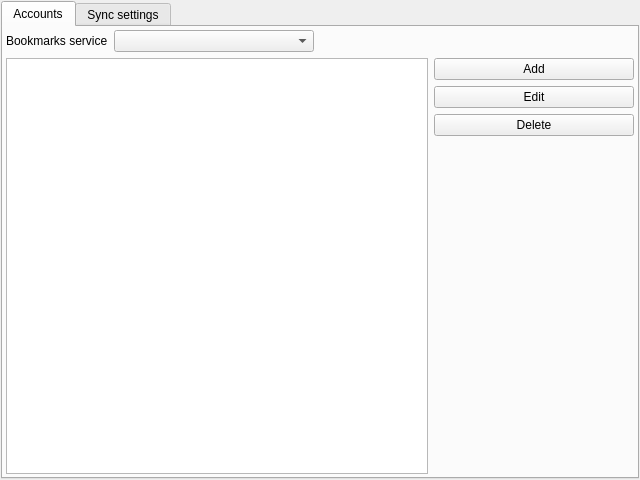
Qt form src/plugins/poshuku/plugins/onlinebookmarks/settings.ui (0xd34df00d/leechcraft) before a commit.
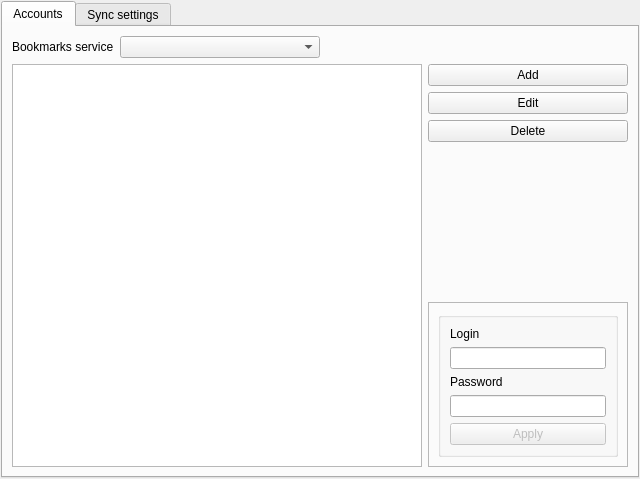
The same form after that commit.

Commit message: Onlinebookamrs: move login frame from code to Designer

```diff
--- a/src/plugins/poshuku/plugins/onlinebookmarks/settings.ui
+++ b/src/plugins/poshuku/plugins/onlinebookmarks/settings.ui
@@ -7,7 +7,7 @@
     <x>0</x>
     <y>0</y>
     <width>640</width>
-    <height>480</height>
+    <height>479</height>
    </rect>
   </property>
   <property name="windowTitle">
@@ -26,10 +26,7 @@
       <attribute name="title">
        <string>Accounts</string>
       </attribute>
-      <layout class="QGridLayout" name="gridLayout_2">
-       <property name="margin">
-        <number>3</number>
-       </property>
+      <layout class="QGridLayout" name="gridLayout_5">
        <item row="0" column="0">
         <layout class="QHBoxLayout" name="horizontalLayout_2">
          <item>
@@ -145,6 +142,67 @@
              </property>
             </spacer>
            </item>
+           <item>
+            <widget class="QFrame" name="LoginFrame_">
+             <property name="maximumSize">
+              <size>
+               <width>200</width>
+               <height>16777215</height>
+              </size>
+             </property>
+             <property name="frameShape">
+              <enum>QFrame::StyledPanel</enum>
+             </property>
+             <property name="frameShadow">
+              <enum>QFrame::Raised</enum>
+             </property>
+             <layout class="QGridLayout" name="gridLayout_2">
+              <item row="0" column="0">
+               <widget class="QGroupBox" name="AuthGroup_">
+                <property name="title">
+                 <string/>
+                </property>
+                <layout class="QGridLayout" name="gridLayout_4">
+                 <item row="0" column="0">
+                  <widget class="QLabel" name="label_2">
+                   <property name="text">
+                    <string>Login</string>
+                   </property>
+                  </widget>
+                 </item>
+                 <item row="1" column="0">
+                  <widget class="QLineEdit" name="Login_"/>
+                 </item>
+                 <item row="2" column="0">
+                  <widget class="QLabel" name="label_4">
+                   <property name="text">
+                    <string>Password</string>
+                   </property>
+                  </widget>
+                 </item>
+                 <item row="3" column="0">
+                  <widget class="QLineEdit" name="Password_">
+                   <property name="echoMode">
+                    <enum>QLineEdit::PasswordEchoOnEdit</enum>
+                   </property>
+                  </widget>
+                 </item>
+                 <item row="4" column="0">
+                  <widget class="QPushButton" name="Apply_">
+                   <property name="enabled">
+                    <bool>false</bool>
+                   </property>
+                   <property name="text">
+                    <string>Apply</string>
+                   </property>
+                  </widget>
+                 </item>
+                </layout>
+               </widget>
+              </item>
+             </layout>
+            </widget>
+           </item>
           </layout>
          </item>
         </layout>
```
The commit also changes 4 other files.
